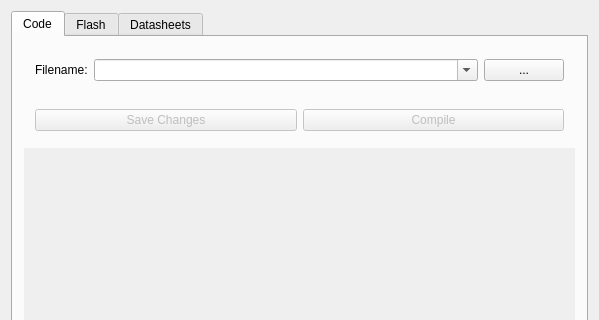
Qt form jpiiavr/mainwindow.ui (pbystrup/quickanddirty) before a commit; both pictures show x 0 to 599 and y 0 to 320 of the 599 by 706 pixel window.
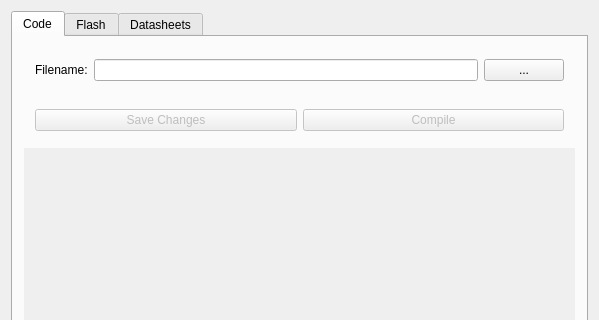
The same form after that commit. Icons and pictures are not drawn.

Commit message: added automatic settings saving on closeevent added syntax highter to source code editor

```diff
--- a/jpiiavr/mainwindow.ui
+++ b/jpiiavr/mainwindow.ui
@@ -36,17 +36,7 @@
             </widget>
            </item>
            <item>
-            <widget class="QComboBox" name="comboBoxSourceFilename">
-             <property name="sizePolicy">
-              <sizepolicy hsizetype="MinimumExpanding" vsizetype="Fixed">
-               <horstretch>0</horstretch>
-               <verstretch>0</verstretch>
-              </sizepolicy>
-             </property>
-             <property name="editable">
-              <bool>true</bool>
-             </property>
-            </widget>
+            <widget class="QLineEdit" name="lineEditSourceCodeFilename"/>
            </item>
            <item>
             <widget class="QPushButton" name="pushButtonOpenSource">
```
The commit also changes 8 other files.
